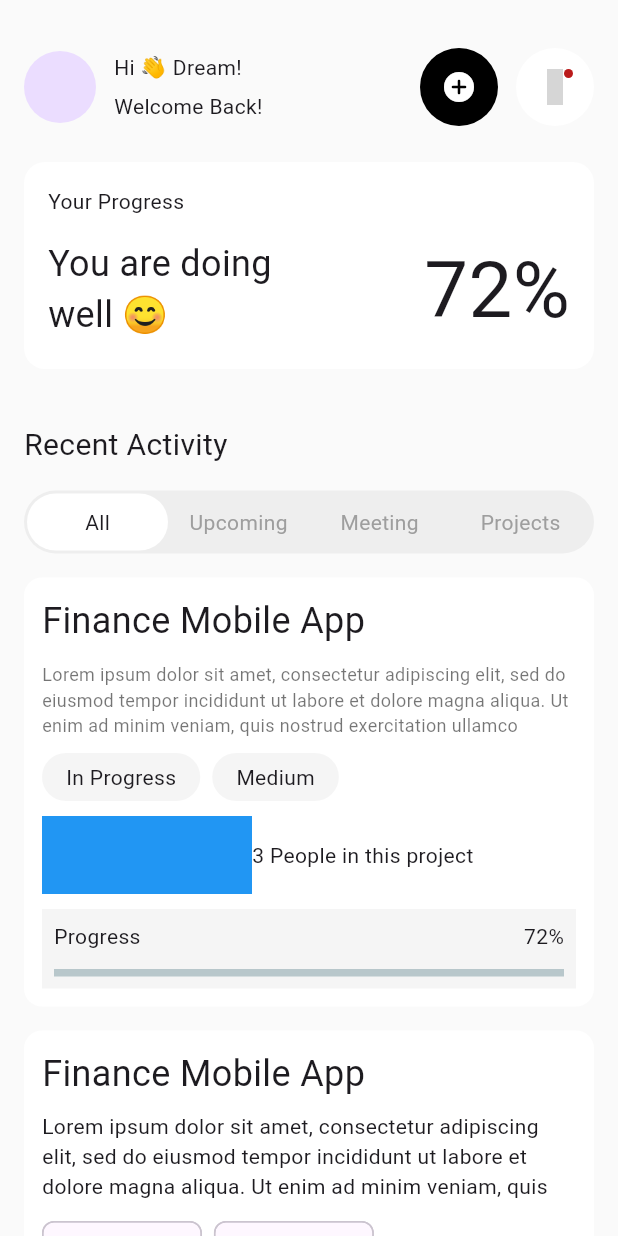
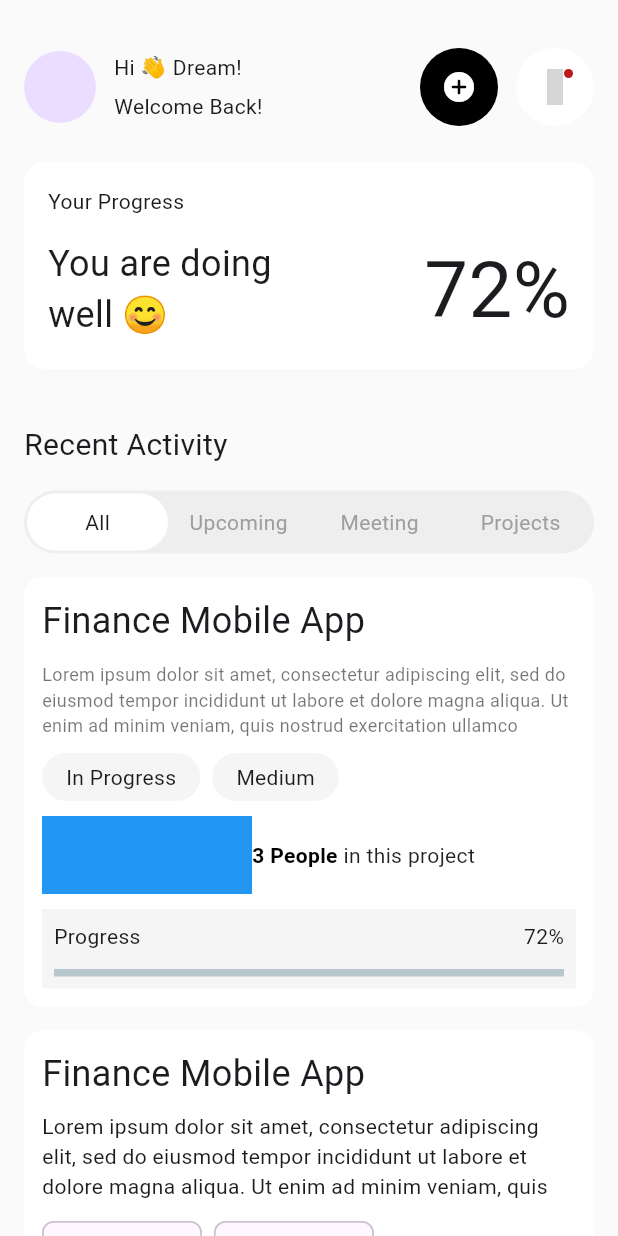
Before and after one commit to JAICHANGPARK/flutter_notebook_chapter_44, a Flutter app: the TaskManagementMainPage screen opened directly, on a phone screen of 412 x 824 dp. Run offline on Flutter 3.47's test engine with Material 3 defaults, Android fonts, the phone set to English and light mode, and no system bars; drawn by our look-alikes of percent_indicator; our stand-ins replace gap, hugeicons; grey boxes are pictures that could not be loaded.

Commit message:
Update task_management_main_page.dart

```diff
--- a/lib/ep2207_task_management_app/ui/task_management_main_page.dart
+++ b/lib/ep2207_task_management_app/ui/task_management_main_page.dart
@@ -204,8 +204,19 @@ class _TaskManagementMainPageState extends State<TaskManagementMainPage> {
                                     child: Text.rich(
                                       TextSpan(
                                         children: [
-                                          TextSpan(text: "3 People "),
-                                          TextSpan(text: "in this project"),
+                                          TextSpan(
+                                            text: "3 People ",
+                                            style: TextStyle(
+                                              color: Colors.black,
+                                              fontWeight: FontWeight.bold,
+                                            ),
+                                          ),
+                                          TextSpan(
+                                            text: "in this project",
+                                            style: TextStyle(
+                                              color: Colors.black87,
+                                            ),
+                                          ),
                                         ],
                                       ),
                                     ),
```
